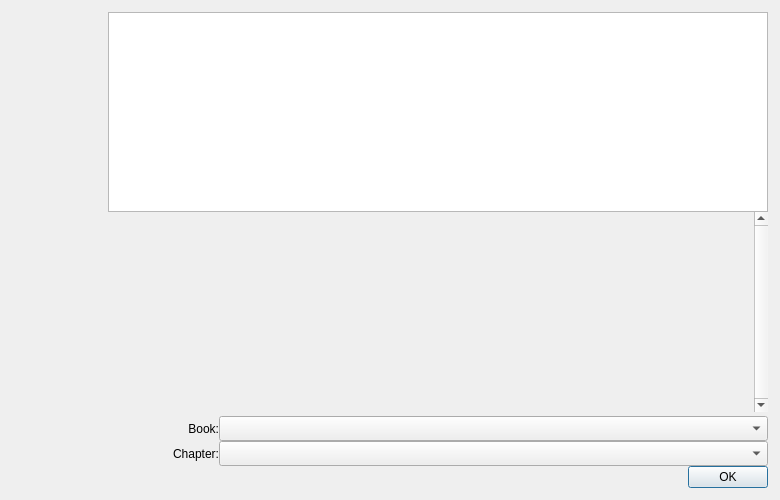
Above: src/qt/forms/helpmessagedialog.ui from biblepay/biblepay_legacy before the change. Below: the same form after it.
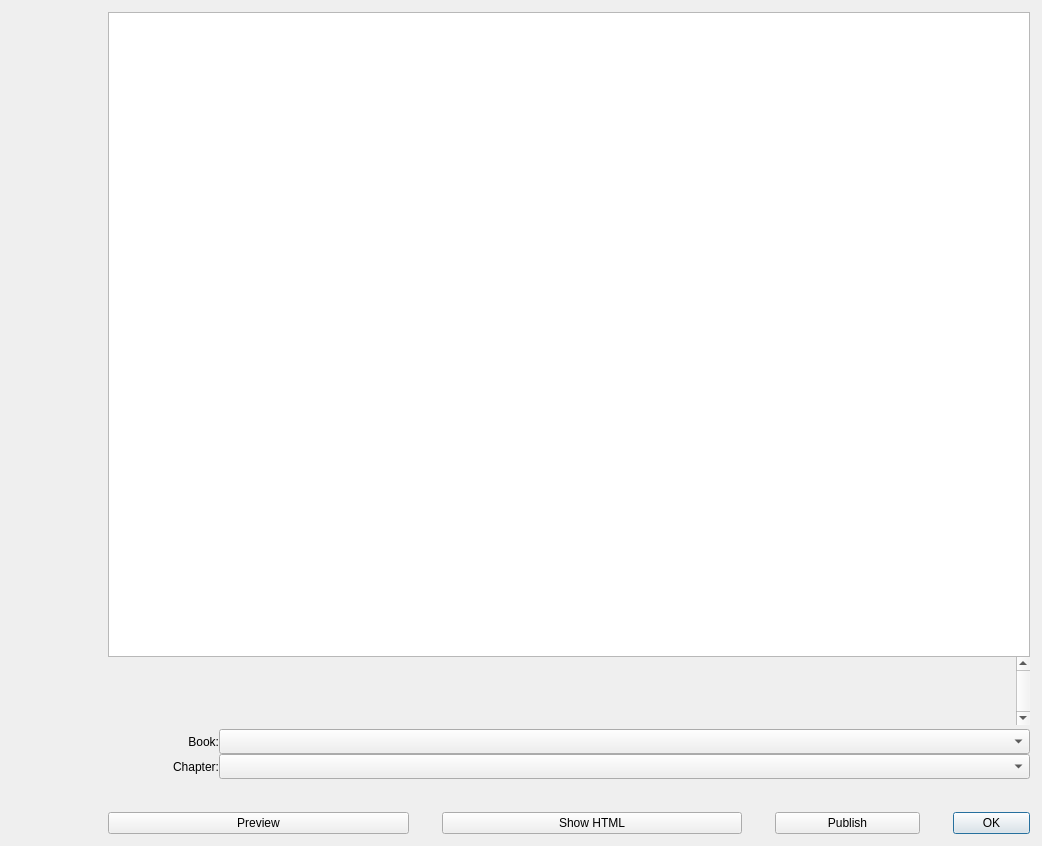
That is the form after the change. Icons and pictures are not drawn.

Patch:
```diff
--- a/src/qt/forms/helpmessagedialog.ui
+++ b/src/qt/forms/helpmessagedialog.ui
@@ -6,14 +6,14 @@
    <rect>
     <x>0</x>
     <y>0</y>
-    <width>780</width>
-    <height>500</height>
+    <width>1042</width>
+    <height>814</height>
    </rect>
   </property>
   <property name="maximumSize">
    <size>
     <width>16777215</width>
-    <height>500</height>
+    <height>900</height>
    </size>
   </property>
   <property name="windowTitle">
@@ -83,7 +83,26 @@
     <layout class="QVBoxLayout" name="verticalLayout">
      <item>
       <widget class="QTextEdit" name="helpMessage">
+       <property name="minimumSize">
+        <size>
+         <width>0</width>
+         <height>645</height>
+        </size>
+       </property>
        <property name="readOnly">
+        <bool>false</bool>
+       </property>
+       <property name="html">
+        <string>&lt;!DOCTYPE HTML PUBLIC &quot;-//W3C//DTD HTML 4.0//EN&quot; &quot;http://www.w3.org/TR/REC-html40/strict.dtd&quot;&gt;
+&lt;html&gt;&lt;head&gt;&lt;meta name=&quot;qrichtext&quot; content=&quot;1&quot; /&gt;&lt;style type=&quot;text/css&quot;&gt;
+p, li { white-space: pre-wrap; }
+&lt;/style&gt;&lt;/head&gt;&lt;body style=&quot; font-family:'MS Shell Dlg 2'; font-size:8.25pt; font-weight:400; font-style:normal;&quot;&gt;
+&lt;p style=&quot;-qt-paragraph-type:empty; margin-top:0px; margin-bottom:0px; margin-left:0px; margin-right:0px; -qt-block-indent:0; text-indent:0px; font-size:8pt;&quot;&gt;&lt;br /&gt;&lt;/p&gt;&lt;/body&gt;&lt;/html&gt;</string>
+       </property>
+       <property name="overwriteMode">
+        <bool>true</bool>
+       </property>
+       <property name="acceptRichText">
         <bool>true</bool>
        </property>
       </widget>
@@ -104,13 +123,25 @@
          <rect>
           <x>0</x>
           <y>0</y>
-          <width>639</width>
-          <height>171</height>
+          <width>901</width>
+          <height>69</height>
          </rect>
         </property>
         <layout class="QVBoxLayout" name="verticalLayout_2">
          <item>
           <widget class="QLabel" name="aboutMessage">
+           <property name="sizePolicy">
+            <sizepolicy hsizetype="Preferred" vsizetype="Minimum">
+             <horstretch>0</horstretch>
+             <verstretch>0</verstretch>
+            </sizepolicy>
+           </property>
+           <property name="minimumSize">
+            <size>
+             <width>0</width>
+             <height>5</height>
+            </size>
+           </property>
            <property name="cursor">
             <cursorShape>IBeamCursor</cursorShape>
            </property>
@@ -239,14 +270,69 @@
       </layout>
      </item>
      <item>
-      <widget class="QDialogButtonBox" name="okButton">
-       <property name="orientation">
-        <enum>Qt::Horizontal</enum>
+      <layout class="QHBoxLayout" name="horizontalLayout">
+       <property name="spacing">
+        <number>33</number>
        </property>
-       <property name="standardButtons">
-        <set>QDialogButtonBox::Ok</set>
+       <property name="topMargin">
+        <number>33</number>
        </property>
-      </widget>
+       <item>
+        <widget class="QPushButton" name="btnPreview">
+         <property name="text">
+          <string>Preview</string>
+         </property>
+        </widget>
+       </item>
+       <item>
+        <widget class="QPushButton" name="btnShowHTML">
+         <property name="minimumSize">
+          <size>
+           <width>125</width>
+           <height>0</height>
+          </size>
+         </property>
+         <property name="text">
+          <string>Show HTML</string>
+         </property>
+        </widget>
+       </item>
+       <item>
+        <widget class="QPushButton" name="btnPublish">
+         <property name="minimumSize">
+          <size>
+           <width>145</width>
+           <height>0</height>
+          </size>
+         </property>
+         <property name="maximumSize">
+          <size>
+           <width>77</width>
+           <height>16777215</height>
+          </size>
+         </property>
+         <property name="text">
+          <string>Publish</string>
+         </property>
+        </widget>
+       </item>
+       <item>
+        <widget class="QDialogButtonBox" name="okButton">
+         <property name="maximumSize">
+          <size>
+           <width>77</width>
+           <height>16777215</height>
+          </size>
+         </property>
+         <property name="orientation">
+          <enum>Qt::Horizontal</enum>
+         </property>
+         <property name="standardButtons">
+          <set>QDialogButtonBox::Ok</set>
+         </property>
+        </widget>
+       </item>
+      </layout>
      </item>
     </layout>
    </item>
```
Left out of the diff: 6 changed lines with no effect on the pictures.
